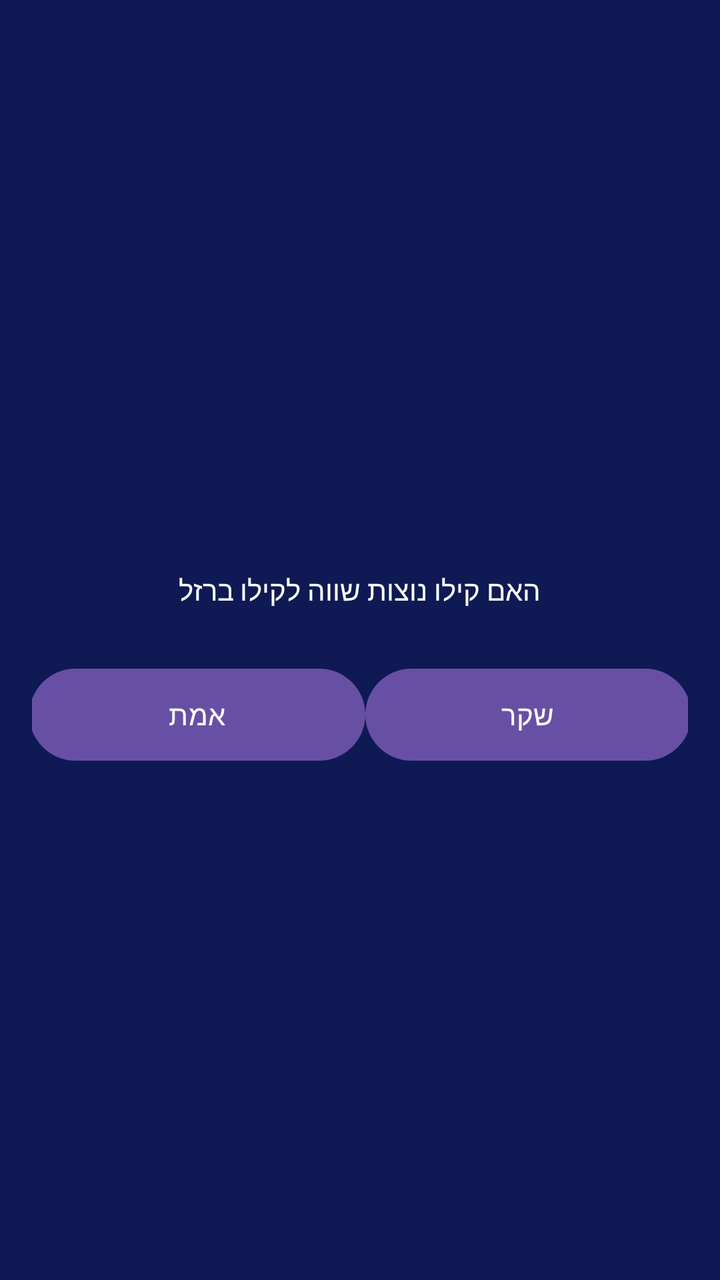
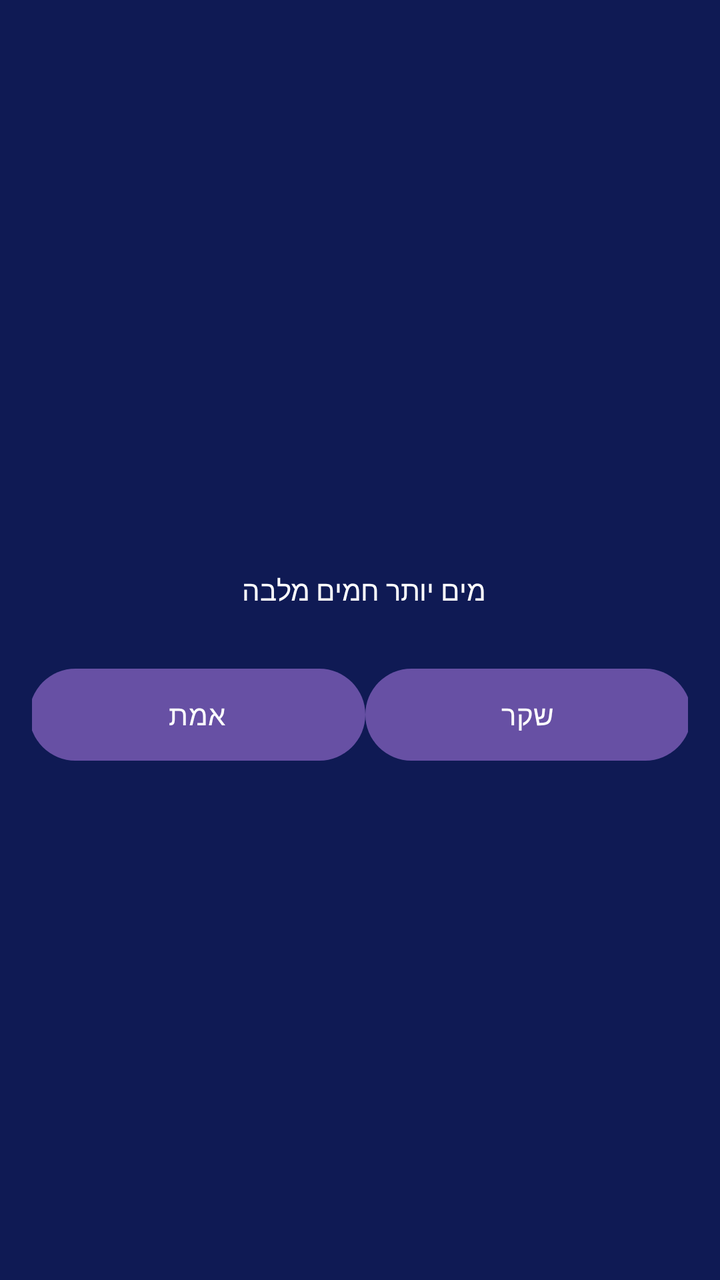

The first picture is an Android layout as it rendered before a commit; the second is the same layout after the commit. The layout source and the unified diff follow.
<!-- AndroidManifest.xml: application theme Theme.TrueFalseQuiz -->
<!-- res/layout/activity_second_question.xml -->
<?xml version="1.0" encoding="utf-8"?>
<LinearLayout xmlns:android="http://schemas.android.com/apk/res/android"
    android:id="@+id/main"
    android:layout_width="match_parent"
    android:layout_height="match_parent"
    android:gravity="center"
    android:background="@color/screen_bg"
    android:orientation="vertical"
    android:padding="16dp">

    

    <TextView
        android:id="@+id/tvQuestion"
        android:layout_width="401dp"
        android:textColor="@color/white"
        android:layout_height="75dp"
        android:gravity="center"
        android:text="האם קילו נוצות שווה לקילו ברזל">

    </TextView>

    <LinearLayout
        android:layout_width="match_parent"
        android:layout_height="50dp"
        android:gravity="center"
        android:layout_gravity="center_horizontal">

        <Button
            android:id="@+id/btnTrue"
            android:layout_width="168dp"
            android:layout_height="54dp"
            android:layout_gravity="center"
            android:text="אמת">

        </Button>

        <Button
            android:id="@+id/btnFalse"
            android:layout_width="163dp"
            android:layout_height="54dp"
            android:text="שקר">

        </Button>
    </LinearLayout>
</LinearLayout>
<!-- resources referenced by this layout -->
<resources>
  <color name="screen_bg">#0F1A54</color>
  <color name="white">#FFFFFFFF</color>
  <style name="Theme.TrueFalseQuiz" parent="Base.Theme.TrueFalseQuiz" />
  <style name="Base.Theme.TrueFalseQuiz" parent="Theme.Material3.DayNight.NoActionBar">
          
          
      </style>
</resources>

<!-- the commit's change to res/layout/activity_second_question.xml (unified diff, before → after) -->
@@ -16,7 +16,7 @@
         android:textColor="@color/white"
         android:layout_height="75dp"
         android:gravity="center"
-        android:text="האם קילו נוצות שווה לקילו ברזל">
+        android:text="מים יותר חמים מלבה ">
 
     </TextView>
 
